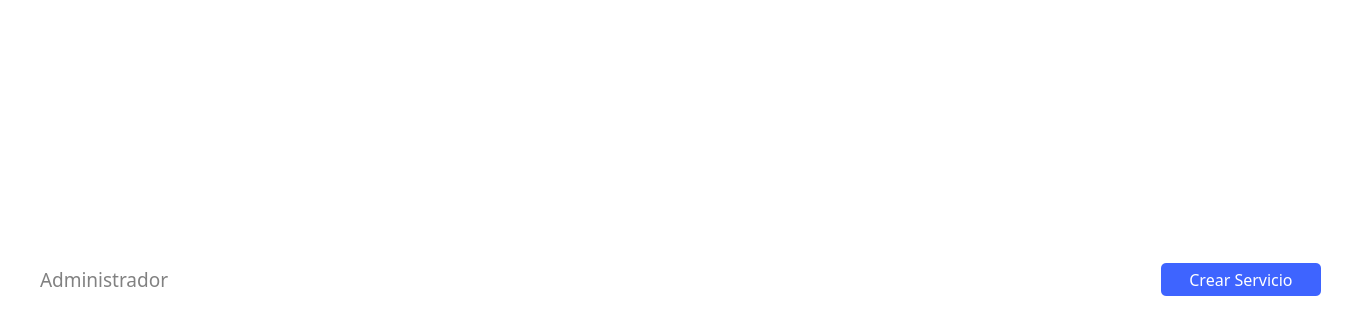
The window that hospital-Core/Widgets/Administrador/administrador_servicios_hospital.ui (MrDanielG/Hospital-SCRUM) describes before a commit, drawn with Qt 5; both pictures show x 0 to 1366 and y 430 to 750 of the 1366 by 750 pixel window.
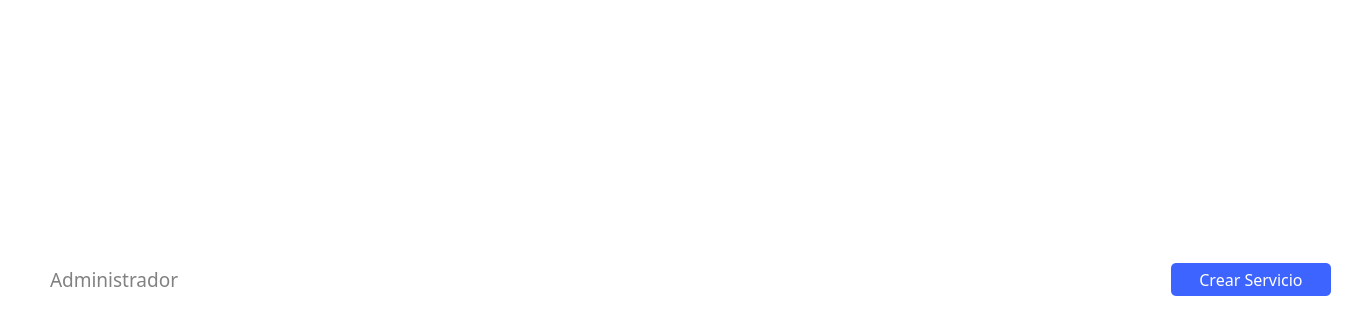
The same window after the commit.

Commit message: UI Tarjeta Srvicios Hospital

Patch:
```diff
--- a/hospital-Core/Widgets/Administrador/administrador_servicios_hospital.ui
+++ b/hospital-Core/Widgets/Administrador/administrador_servicios_hospital.ui
@@ -317,7 +317,7 @@
   <widget class="QWidget" name="layoutWidget_2">
    <property name="geometry">
     <rect>
-     <x>40</x>
+     <x>50</x>
      <y>690</y>
      <width>1281</width>
      <height>39</height>
@@ -401,7 +401,7 @@
   <widget class="QScrollArea" name="scrollArea">
    <property name="geometry">
     <rect>
-     <x>30</x>
+     <x>40</x>
      <y>150</y>
      <width>1291</width>
      <height>521</height>
```
The commit also changes 6 other files.
